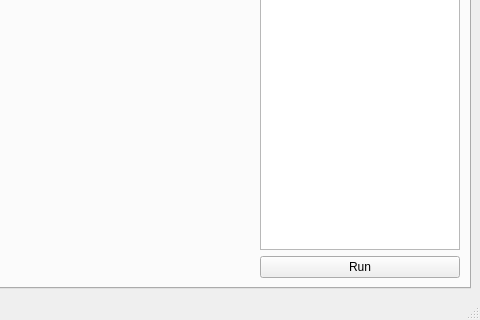
Above: pygmin/gui/MainWindow.ui from pele-python/pele before the change; both pictures show x 359 to 839 and y 303 to 623 of the 839 by 623 pixel window. Below: the same form after it.
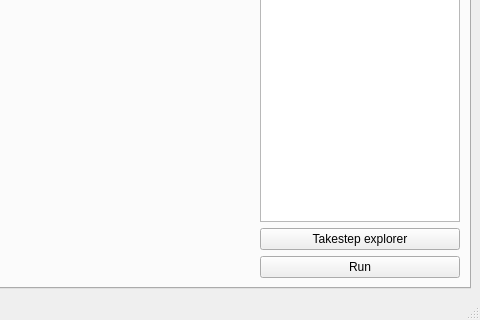
That is the form after the change. Custom widgets are drawn as their Qt base class.

Commit message: added takestep explorer

The edit to the form file:
```diff
--- a/pygmin/gui/MainWindow.ui
+++ b/pygmin/gui/MainWindow.ui
@@ -71,6 +71,13 @@
               </property>
              </widget>
             </item>
+            <item>
+             <widget class="QPushButton" name="pushTakestepExplorer">
+              <property name="text">
+               <string>Takestep explorer</string>
+              </property>
+             </widget>
+            </item>
             <item>
              <widget class="QPushButton" name="btnRun">
               <property name="toolTip">
```
Left out of the diff: 2 changed lines with no effect on the pictures. The commit also changes 5 other files.
